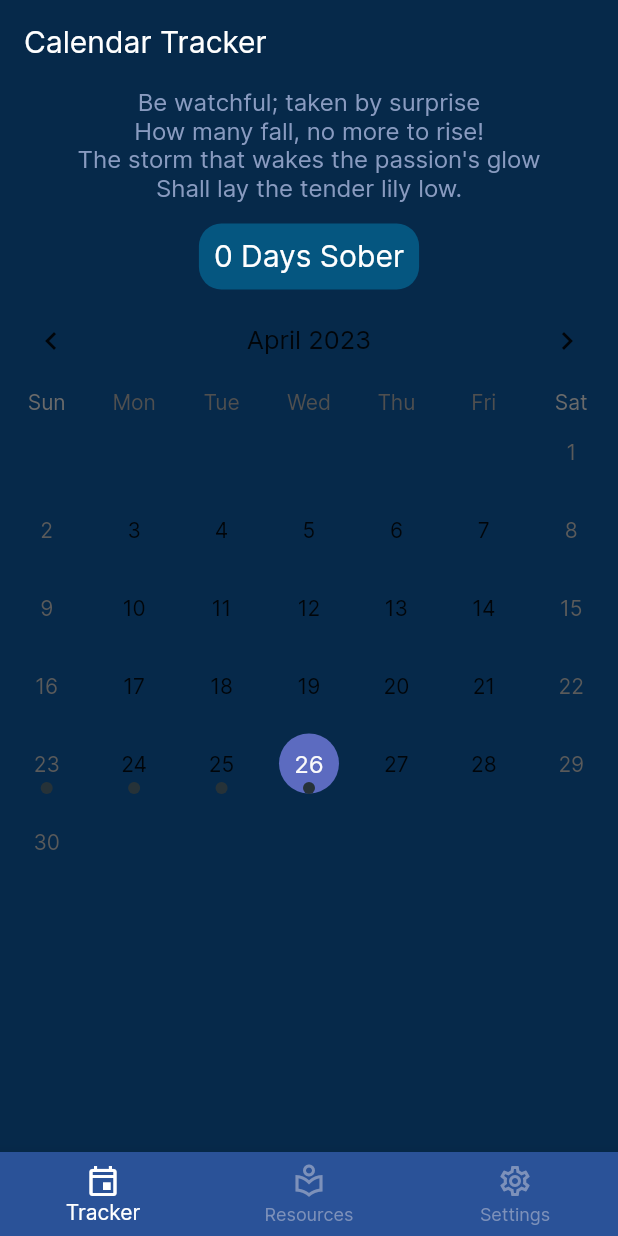
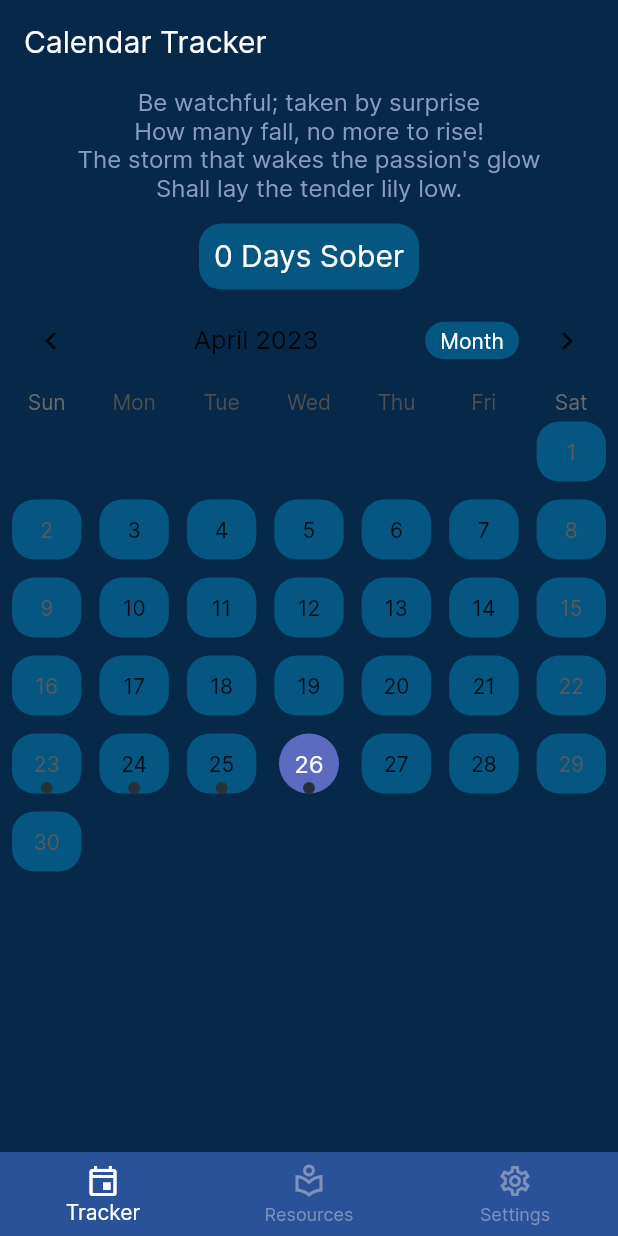
Before and after one commit to matt0681/Addiction-Recovery-App, a Flutter app: the screen it shows after launch, on a phone screen of 412 x 824 dp. Run offline on Flutter 3.47's test engine with Material 2 defaults, Android fonts, the phone set to English and light mode, and no system bars; drawn by our look-alikes of table_calendar; our stand-ins replace flutter_native_splash.

Commit message:
Updated the tracker calendar.

```diff
--- a/lib/screens/tracker_page.dart
+++ b/lib/screens/tracker_page.dart
@@ -171,9 +171,6 @@ class _TrackerPageState extends State<TrackerPage> {
                 lastDay: tracker_last_day,
 
                 locale: "en_US",  // USA Language calendar.
-                headerStyle: HeaderStyle(
-                  formatButtonVisible: false,
-                  titleCentered: true),
                 availableGestures: AvailableGestures.all, // Allows finger gestures to navigate calendar.
 
                 onDaySelected: _onDaySelected,  // Updates the selected day and selected day events variables.
@@ -185,10 +182,47 @@ class _TrackerPageState extends State<TrackerPage> {
                 rangeSelectionMode: _rangeSelectionMode,
                 eventLoader: _getEventsForDay,
                 startingDayOfWeek: StartingDayOfWeek.sunday,
+
                 calendarStyle: CalendarStyle(
                   // Use 'CalendarStyle' to customize the UI.
                   outsideDaysVisible: false,
 
+                  // defaultDecoration: The decoration for all the weekdays.
+                  // disabledDecoration: ??
+                  // selectedDecoration: The decoration for whatever day is selected.
+                  // holidayDecoration: ??
+                  // markerDecoration: The decoration for event markers.
+                  // outsideDecoration: ??
+                  // rangeEndDecoration: ??
+                  // rangeStartDecoration: ??
+                  // todayDecoration: The decoration for today's current day.
+                  // weekendDecoration: The decoration for the weekend days.
+                  // withinRangeDecoration: ??
+
+                  defaultDecoration: ShapeDecoration(
+                    shape: RoundedRectangleBorder(
+                        borderRadius: BorderRadius.all(Radius.circular(15.0))
+                    ),
+                    color: Color(0xFF055680),
+                  ),
+                  weekendDecoration: ShapeDecoration(
+                    shape: RoundedRectangleBorder(
+                        borderRadius: BorderRadius.all(Radius.circular(15.0))
+                    ),
+                    color: Color(0xFF055680),
+                  ),
+                ),
+
+                headerStyle: HeaderStyle(
+                  titleCentered: true,
+                  formatButtonDecoration: BoxDecoration(
+                    color: Color(0xFF055680),
+                    borderRadius: BorderRadius.circular(20.0),
+                  ),
+                  formatButtonTextStyle: TextStyle(
+                    color: Colors.white,
+                  ),
+                  formatButtonShowsNext: false,
                 ),
 
                 onRangeSelected: _onRangeSelected,
```
